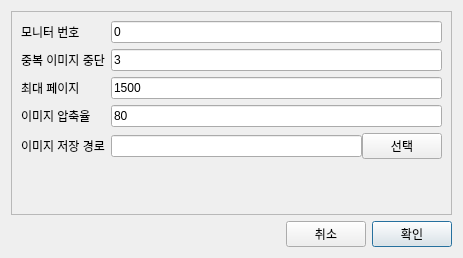
Above: ui/setting_dialog.ui from gyuha/capture-macro2 before the change. Below: the same form after it.
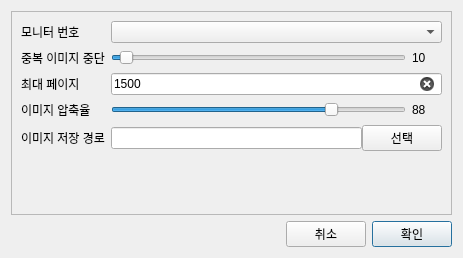
That is the form after the change.

Patch:
```diff
--- a/ui/setting_dialog.ui
+++ b/ui/setting_dialog.ui
@@ -45,9 +45,12 @@
          </widget>
         </item>
         <item row="0" column="1">
-         <widget class="QLineEdit" name="leMonitorNum">
-          <property name="text">
-           <string>0</string>
+         <widget class="QComboBox" name="cbMonitorNum">
+          <property name="minimumSize">
+           <size>
+            <width>200</width>
+            <height>0</height>
+           </size>
           </property>
          </widget>
         </item>
@@ -59,18 +62,37 @@
          </widget>
         </item>
         <item row="1" column="1">
-         <widget class="QLineEdit" name="leSameCount">
-          <property name="text">
-           <string>3</string>
-          </property>
-         </widget>
-        </item>
-        <item row="3" column="0">
-         <widget class="QLabel" name="label_3">
-          <property name="text">
-           <string>이미지 압축율</string>
-          </property>
-         </widget>
+         <layout class="QHBoxLayout" name="horizontalLayout_5">
+          <item>
+           <widget class="QSlider" name="sbSameCount">
+            <property name="minimumSize">
+             <size>
+              <width>200</width>
+              <height>0</height>
+             </size>
+            </property>
+            <property name="value">
+             <number>3</number>
+            </property>
+            <property name="orientation">
+             <enum>Qt::Orientation::Horizontal</enum>
+            </property>
+           </widget>
+          </item>
+          <item>
+           <widget class="QLabel" name="lbSameCount">
+            <property name="minimumSize">
+             <size>
+              <width>30</width>
+              <height>0</height>
+             </size>
+            </property>
+            <property name="text">
+             <string>10</string>
+            </property>
+           </widget>
+          </item>
+         </layout>
         </item>
         <item row="2" column="0">
          <widget class="QLabel" name="label_4">
@@ -84,14 +106,56 @@
           <property name="text">
            <string>1500</string>
           </property>
+          <property name="clearButtonEnabled">
+           <bool>true</bool>
+          </property>
+         </widget>
+        </item>
+        <item row="3" column="0">
+         <widget class="QLabel" name="label_3">
+          <property name="text">
+           <string>이미지 압축율</string>
+          </property>
          </widget>
         </item>
         <item row="3" column="1">
-         <widget class="QLineEdit" name="leImageCompress">
-          <property name="text">
-           <string>80</string>
-          </property>
-         </widget>
+         <layout class="QHBoxLayout" name="horizontalLayout_4">
+          <item>
+           <widget class="QSlider" name="sbImageCompress">
+            <property name="minimumSize">
+             <size>
+              <width>200</width>
+              <height>0</height>
+             </size>
+            </property>
+            <property name="minimum">
+             <number>50</number>
+            </property>
+            <property name="maximum">
+             <number>100</number>
+            </property>
+            <property name="value">
+             <number>88</number>
+            </property>
+            <property name="orientation">
+             <enum>Qt::Orientation::Horizontal</enum>
+            </property>
+           </widget>
+          </item>
+          <item>
+           <widget class="QLabel" name="lbImageCompress">
+            <property name="minimumSize">
+             <size>
+              <width>30</width>
+              <height>0</height>
+             </size>
+            </property>
+            <property name="text">
+             <string>88</string>
+            </property>
+           </widget>
+          </item>
+         </layout>
         </item>
         <item row="4" column="0">
          <widget class="QLabel" name="label_5">
@@ -112,7 +176,7 @@
            <widget class="QLineEdit" name="leImagePath">
             <property name="minimumSize">
              <size>
-              <width>0</width>
+              <width>200</width>
               <height>22</height>
              </size>
             </property>
```
Left out of the diff: 3 changed lines with no effect on the pictures.
